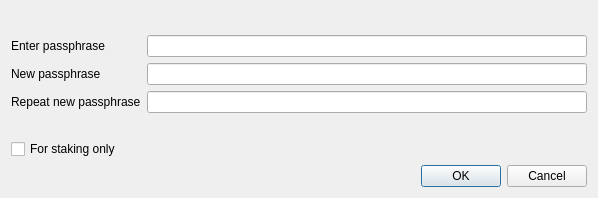
The window that src/qt/forms/askpassphrasedialog.ui (Konjungate/Konjungate-Core) describes before a commit, drawn with Qt 5.
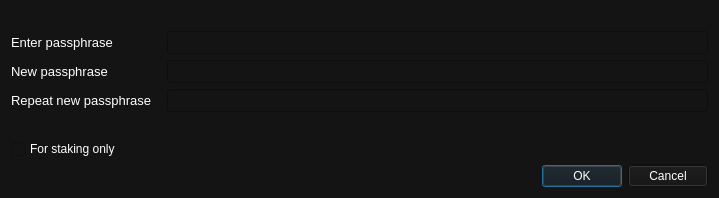
The same window after the commit.

```diff
--- a/src/qt/forms/askpassphrasedialog.ui
+++ b/src/qt/forms/askpassphrasedialog.ui
@@ -6,7 +6,7 @@
    <rect>
     <x>0</x>
     <y>0</y>
-    <width>598</width>
+    <width>719</width>
     <height>198</height>
    </rect>
   </property>
@@ -26,7 +26,9 @@
    <string>Passphrase Dialog</string>
   </property>
   <property name="styleSheet">
-   <string notr="true"/>
+   <string notr="true">background-color: rgb(20, 20, 20);
+color: rgb(255, 255, 255);
+</string>
   </property>
   <layout class="QVBoxLayout" name="verticalLayout">
    <item>
@@ -46,6 +48,17 @@
      </property>
      <item row="0" column="0">
       <widget class="QLabel" name="passLabel1">
+       <property name="minimumSize">
+        <size>
+         <width>150</width>
+         <height>0</height>
+        </size>
+       </property>
+       <property name="font">
+        <font>
+         <pointsize>10</pointsize>
+        </font>
+       </property>
        <property name="text">
         <string>Enter passphrase</string>
        </property>
@@ -53,6 +66,11 @@
      </item>
      <item row="0" column="1">
       <widget class="QLineEdit" name="passEdit1">
+       <property name="font">
+        <font>
+         <pointsize>10</pointsize>
+        </font>
+       </property>
        <property name="echoMode">
         <enum>QLineEdit::Password</enum>
        </property>
@@ -60,6 +78,17 @@
      </item>
      <item row="1" column="0">
       <widget class="QLabel" name="passLabel2">
+       <property name="minimumSize">
+        <size>
+         <width>150</width>
+         <height>0</height>
+        </size>
+       </property>
+       <property name="font">
+        <font>
+         <pointsize>10</pointsize>
+        </font>
+       </property>
        <property name="text">
         <string>New passphrase</string>
        </property>
@@ -67,6 +96,11 @@
      </item>
      <item row="1" column="1">
       <widget class="QLineEdit" name="passEdit2">
+       <property name="font">
+        <font>
+         <pointsize>10</pointsize>
+        </font>
+       </property>
        <property name="echoMode">
         <enum>QLineEdit::Password</enum>
        </property>
@@ -74,6 +108,17 @@
      </item>
      <item row="2" column="0">
       <widget class="QLabel" name="passLabel3">
+       <property name="minimumSize">
+        <size>
+         <width>150</width>
+         <height>0</height>
+        </size>
+       </property>
+       <property name="font">
+        <font>
+         <pointsize>10</pointsize>
+        </font>
+       </property>
        <property name="text">
         <string>Repeat new passphrase</string>
        </property>
@@ -81,15 +126,30 @@
      </item>
      <item row="2" column="1">
       <widget class="QLineEdit" name="passEdit3">
+       <property name="maximumSize">
+        <size>
+         <width>16777215</width>
+         <height>16777215</height>
+        </size>
+       </property>
+       <property name="font">
+        <font>
+         <pointsize>10</pointsize>
+        </font>
+       </property>
        <property name="echoMode">
         <enum>QLineEdit::Password</enum>
        </property>
+       <property name="alignment">
+        <set>Qt::AlignLeading|Qt::AlignLeft|Qt::AlignVCenter</set>
+       </property>
       </widget>
      </item>
      <item row="3" column="1">
       <widget class="QLabel" name="capsLabel">
        <property name="font">
         <font>
+         <pointsize>10</pointsize>
          <weight>75</weight>
          <bold>true</bold>
         </font>
@@ -122,6 +182,11 @@
    </item>
    <item>
     <widget class="QDialogButtonBox" name="buttonBox">
+     <property name="font">
+      <font>
+       <pointsize>10</pointsize>
+      </font>
+     </property>
      <property name="orientation">
       <enum>Qt::Horizontal</enum>
      </property>
```
